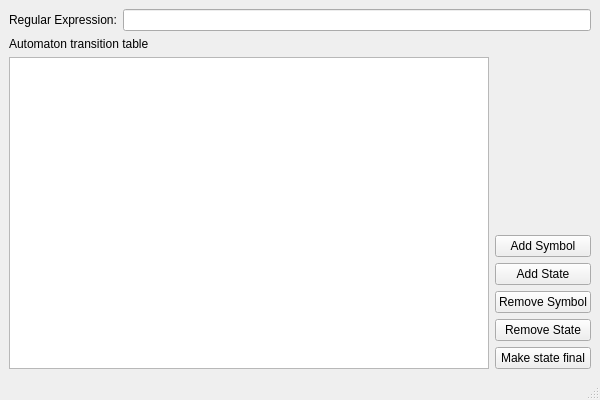
Above: ui/main_window.ui from matheuspb/simone before the change. Below: the same form after it.
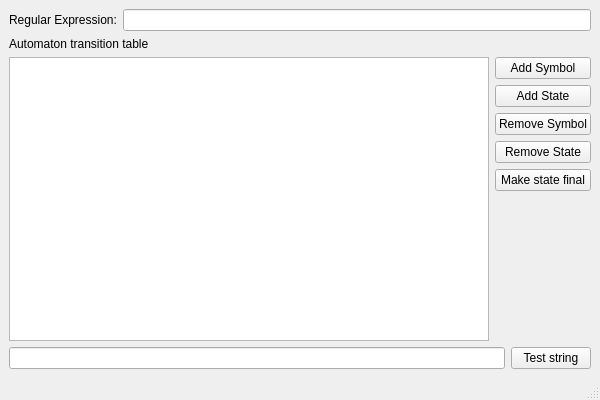
That is the form after the change.

Commit message: Tests if a string is in the language

```diff
--- a/ui/main_window.ui
+++ b/ui/main_window.ui
@@ -30,10 +30,6 @@
      </layout>
     </item>
     <item>
-     <layout class="QHBoxLayout" name="horizontalLayout">
-      <item>
-       <layout class="QHBoxLayout" name="horizontalLayout_2">
-        <item>
          <layout class="QVBoxLayout" name="verticalLayout">
           <item>
            <widget class="QLabel" name="FALabel">
@@ -43,6 +39,8 @@
            </widget>
           </item>
           <item>
+       <layout class="QHBoxLayout" name="horizontalLayout_2">
+        <item>
            <widget class="QTableWidget" name="transitionTable">
             <property name="rowCount">
              <number>0</number>
@@ -52,25 +50,8 @@
             </property>
            </widget>
           </item>
-         </layout>
-        </item>
-       </layout>
-      </item>
       <item>
        <layout class="QVBoxLayout" name="verticalLayout_2">
-        <item>
-         <spacer name="verticalSpacer">
-          <property name="orientation">
-           <enum>Qt::Vertical</enum>
-          </property>
-          <property name="sizeHint" stdset="0">
-           <size>
-            <width>20</width>
-            <height>40</height>
-           </size>
-          </property>
-         </spacer>
-        </item>
         <item>
          <widget class="QPushButton" name="addSymbolButton">
           <property name="text">
@@ -106,7 +87,36 @@
           </property>
          </widget>
         </item>
-       </layout>
+          <item>
+           <spacer name="verticalSpacer">
+            <property name="orientation">
+             <enum>Qt::Vertical</enum>
+            </property>
+            <property name="sizeHint" stdset="0">
+             <size>
+              <width>20</width>
+              <height>40</height>
+             </size>
+            </property>
+           </spacer>
+          </item>
+         </layout>
+        </item>
+       </layout>
+      </item>
+     </layout>
+    </item>
+    <item>
+     <layout class="QHBoxLayout" name="horizontalLayout">
+      <item>
+       <widget class="QLineEdit" name="inputString"/>
+      </item>
+      <item>
+       <widget class="QPushButton" name="testButton">
+        <property name="text">
+         <string>Test string</string>
+        </property>
+       </widget>
       </item>
      </layout>
     </item>
```
Lines whose indentation alone changed are shown as unchanged. The commit also changes 3 other files.
